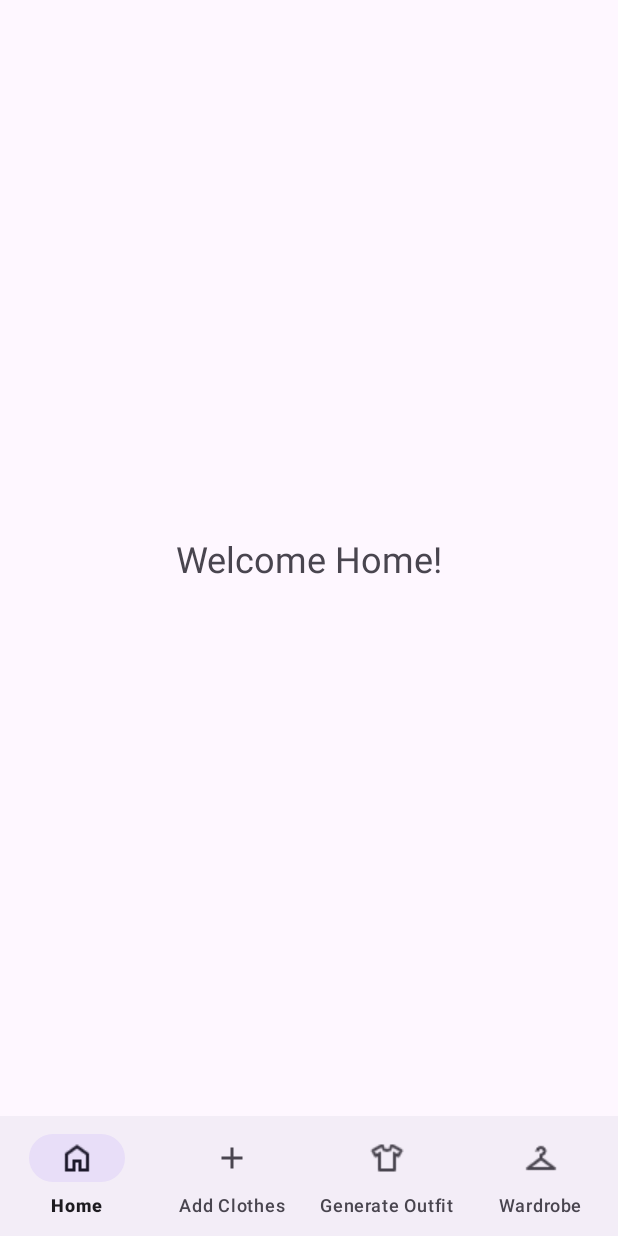
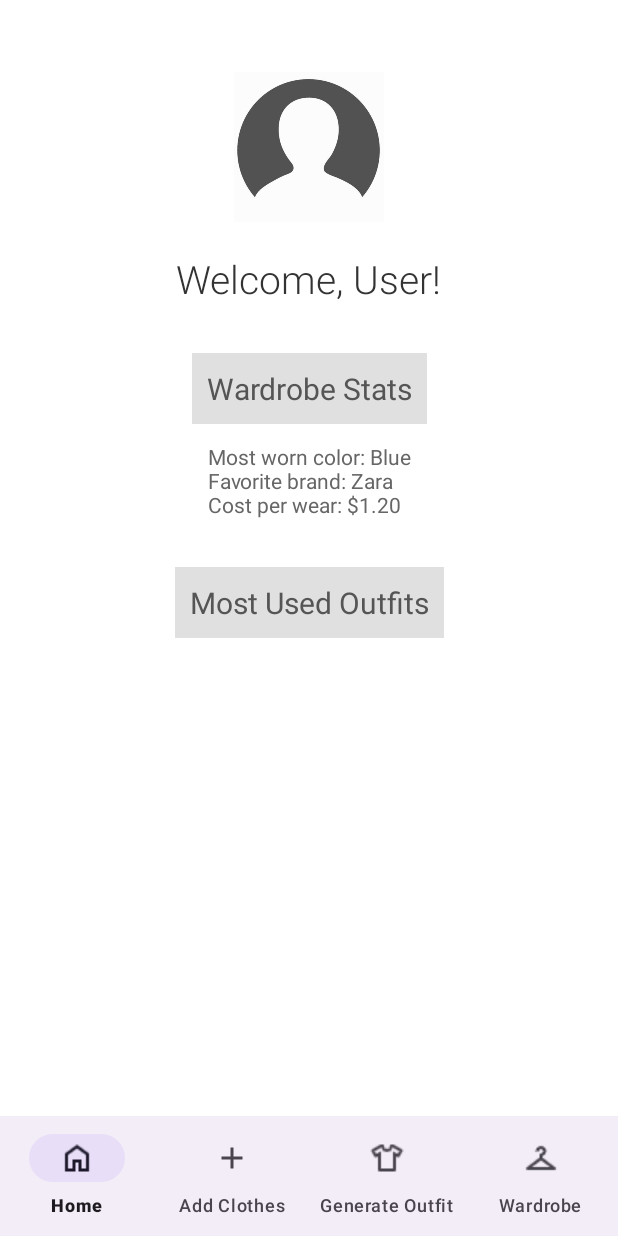
Before and after one commit to Akhil-Kokkula/OutfitOfTheDay, an Android app: the HomeFragment screen opened directly, with no data from a screen before it, on a phone screen of 412 x 824 dp. Run offline under Robolectric (Android 15) with nearby library versions, the phone set to English and light mode, and no system bars; our stand-ins replace Firebase (no records; nobody signed in at launch, a user with empty details on screens opened directly).

```diff
--- a/app/src/main/java/com/example/outfitoftheday/OutfitGalleryAdapter.kt
+++ b/app/src/main/java/com/example/outfitoftheday/OutfitGalleryAdapter.kt
@@ -6,7 +6,6 @@ import android.view.ViewGroup
 import android.widget.ImageView
 import androidx.recyclerview.widget.RecyclerView
 import com.bumptech.glide.Glide
-
 
 class OutfitGalleryAdapter(
     private var outfitPhotosList: MutableList<OutfitPhoto>,
--- a/app/src/main/java/com/example/outfitoftheday/VisionService.kt
+++ b/app/src/main/java/com/example/outfitoftheday/VisionService.kt
@@ -5,6 +5,6 @@ import retrofit2.http.Body
 import retrofit2.http.POST
 
 interface VisionService {
-    @POST("v1/images:annotate?key=KEY_HERE")
+    @POST("v1/images:annotate?key=AIzaSyClw-8cPXAOCg9hPqVR74By9mGU-q-yl6c")
     fun annotateImage(@Body request: VisionModel.VisionRequest): Call<VisionModel.VisionResponse>
 }
--- a/app/src/main/res/layout/fragment_add_outfit.xml
+++ b/app/src/main/res/layout/fragment_add_outfit.xml
@@ -8,8 +8,8 @@
 
     <ImageView
         android:id="@+id/imageViewCaptured"
-        android:layout_width="0dp"
-        android:layout_height="wrap_content"
+        android:layout_width="409dp"
+        android:layout_height="317dp"
         android:adjustViewBounds="true"
         android:scaleType="fitCenter"
         android:src="@drawable/default_camera"
@@ -18,7 +18,7 @@
         app:layout_constraintHorizontal_bias="0.0"
         app:layout_constraintStart_toStartOf="parent"
         app:layout_constraintTop_toTopOf="parent"
-        app:layout_constraintVertical_bias="0.258" />
+        app:layout_constraintVertical_bias="0.5" />
 
     <EditText
         android:id="@+id/editTextClothingDescription"
--- a/app/src/main/res/layout/fragment_home.xml
+++ b/app/src/main/res/layout/fragment_home.xml
@@ -3,17 +3,80 @@
     xmlns:app="http://schemas.android.com/apk/res-auto"
     xmlns:tools="http://schemas.android.com/tools"
     android:layout_width="match_parent"
-    android:layout_height="match_parent">
+    android:layout_height="match_parent"
+    android:background="#FFFFFF">
+
+    <ImageView
+        android:id="@+id/userImageView"
+        android:layout_width="100dp"
+        android:layout_height="100dp"
+        android:layout_marginTop="48dp"
+        app:layout_constraintTop_toTopOf="parent"
+        app:layout_constraintStart_toStartOf="parent"
+        app:layout_constraintEnd_toEndOf="parent"
+        android:src="@drawable/ic_profile_placeholder" />
 
     <TextView
-        android:id="@+id/textViewHome"
+        android:id="@+id/welcomeTextView"
         android:layout_width="wrap_content"
         android:layout_height="wrap_content"
-        android:text="Welcome Home!"
-        android:textSize="24sp"
-        app:layout_constraintTop_toTopOf="parent"
+        android:layout_marginTop="20dp"
+        android:text="Welcome, User!"
+        android:textSize="26sp"
+        android:textColor="#333333"
+        android:fontFamily="sans-serif-light"
+        app:layout_constraintTop_toBottomOf="@id/userImageView"
+        app:layout_constraintStart_toStartOf="parent"
+        app:layout_constraintEnd_toEndOf="parent" />
+
+    <TextView
+        android:id="@+id/wardrobeStatsLabel"
+        android:layout_width="wrap_content"
+        android:layout_height="wrap_content"
+        android:text="Wardrobe Stats"
+        android:textSize="20sp"
+        android:textColor="#555555"
+        android:background="#E0E0E0"
+        android:padding="10dp"
+        app:layout_constraintTop_toBottomOf="@id/welcomeTextView"
+        app:layout_constraintStart_toStartOf="parent"
+        app:layout_constraintEnd_toEndOf="parent"
+        android:layout_marginTop="32dp"/>
+
+    <TextView
+        android:id="@+id/wardrobeStatsDetails"
+        android:layout_width="wrap_content"
+        android:layout_height="wrap_content"
+        android:text="Most worn color: Blue\nFavorite brand: Zara\nCost per wear: $1.20"
+        android:textColor="#666666"
+        app:layout_constraintTop_toBottomOf="@id/wardrobeStatsLabel"
+        app:layout_constraintStart_toStartOf="parent"
+        app:layout_constraintEnd_toEndOf="parent"
+        android:layout_marginTop="12dp"/>
+
+    <TextView
+        android:id="@+id/mostUsedLabel"
+        android:layout_width="wrap_content"
+        android:layout_height="wrap_content"
+        android:text="Most Used Outfits"
+        android:textSize="20sp"
+        android:textColor="#555555"
+        android:background="#E0E0E0"
+        android:padding="10dp"
+        app:layout_constraintTop_toBottomOf="@id/wardrobeStatsDetails"
+        app:layout_constraintStart_toStartOf="parent"
+        app:layout_constraintEnd_toEndOf="parent"
+        android:layout_marginTop="32dp"/>
+
+    <androidx.recyclerview.widget.RecyclerView
+        android:id="@+id/mostUsedOutfitsRecyclerView"
+        android:layout_width="0dp"
+        android:layout_height="0dp"
+        app:layout_constraintTop_toBottomOf="@id/mostUsedLabel"
+        app:layout_constraintStart_toStartOf="parent"
+        app:layout_constraintEnd_toEndOf="parent"
         app:layout_constraintBottom_toBottomOf="parent"
-        app:layout_constraintStart_toStartOf="parent"
-        app:layout_constraintEnd_toEndOf="parent"/>
+        android:layout_marginTop="16dp"
+        android:background="#FFFFFF"/>
 
 </androidx.constraintlayout.widget.ConstraintLayout>
```
Also changed, not shown: app/src/main/java/com/example/outfitoftheday/AddOutfitFragment.kt (+21 -6 lines), app/src/main/java/com/example/outfitoftheday/VisionModel.kt (+46 -5 lines), app/src/main/res/drawable/ic_profile_placeholder.jpg (added).
